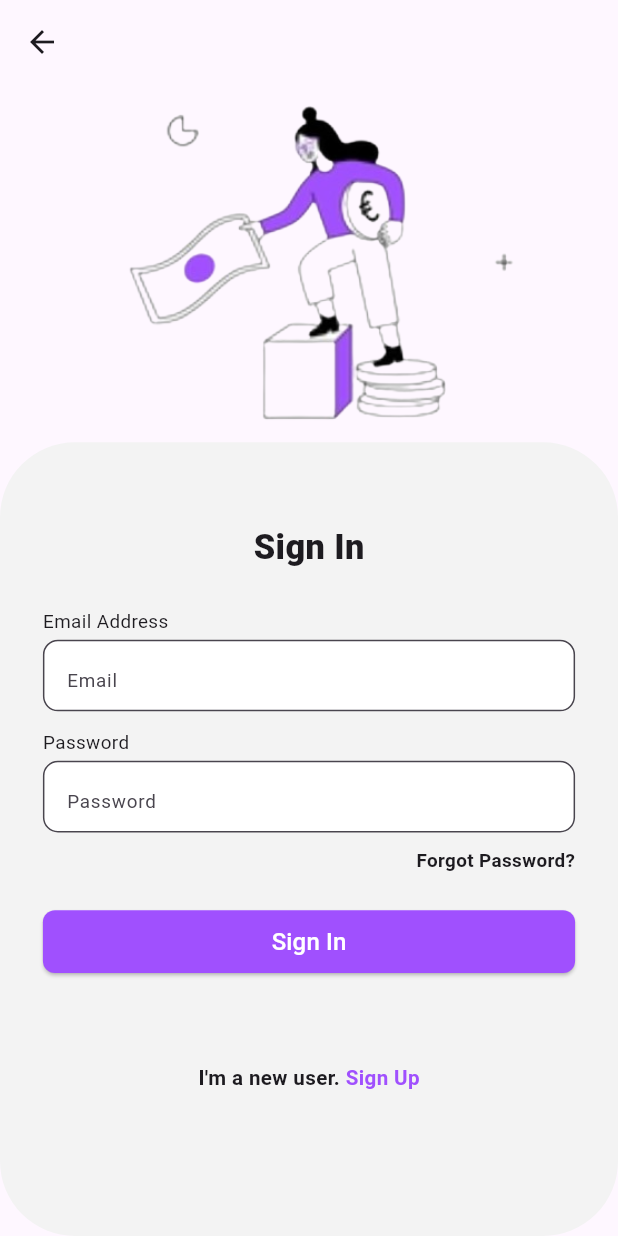
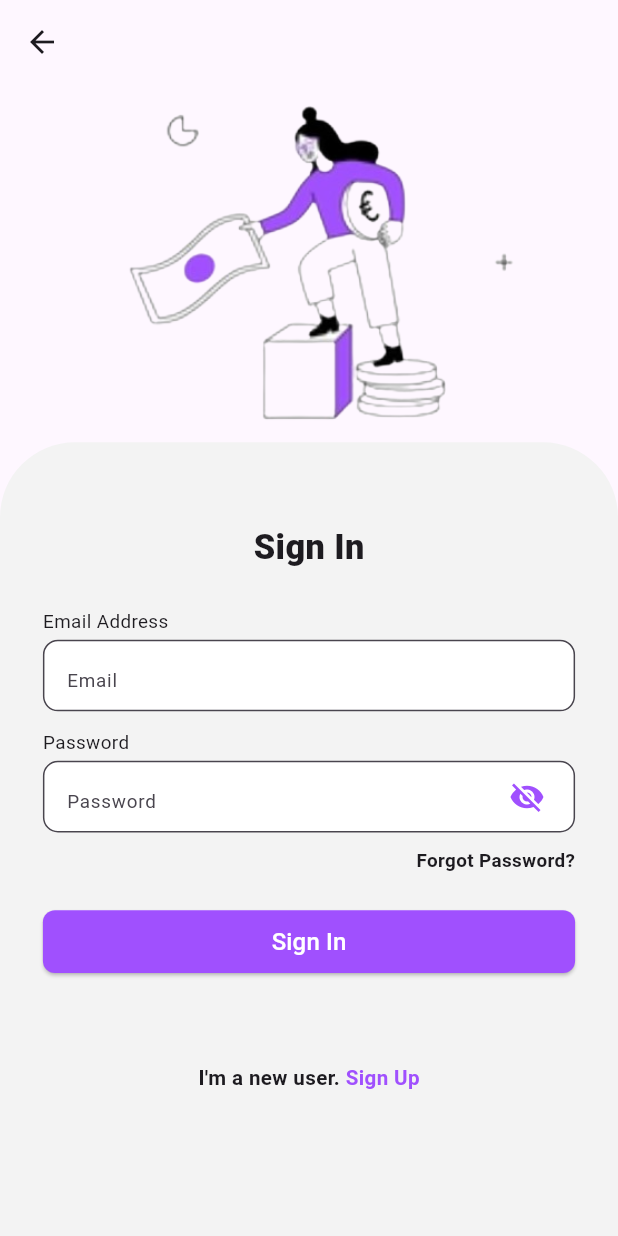
Before and after one commit to habeeb321/Sky-WebDesign, a Flutter app: the SignInScreen screen opened directly, on a phone screen of 412 x 824 dp. Run offline on Flutter 3.47's test engine with Material 3 defaults, Android fonts, the light colour scheme and no system bars; our stand-ins replace dots_indicator, flutter_screenutil, get.

Commit message:
signup screen completed

```diff
--- a/lib/signup_sigin_screen/signin_screen/signin_screen.dart
+++ b/lib/signup_sigin_screen/signin_screen/signin_screen.dart
@@ -1,15 +1,21 @@
+import 'package:flutter/gestures.dart';
 import 'package:flutter/material.dart';
 import 'package:flutter_screenutil/flutter_screenutil.dart';
+import 'package:get/get.dart';
+import 'package:get/get_state_manager/get_state_manager.dart';
+import 'package:skywebdesign/signup_sigin_screen/signup_screen/signup_screen.dart';
+import 'package:skywebdesign/viewModel/skyweb_controller.dart';
 
-class SignInScreen extends StatelessWidget {
+class SignInScreen extends GetView<SkywebController> {
   const SignInScreen({super.key});
 
   @override
   Widget build(BuildContext context) {
+    Get.put(SkywebController());
     return Scaffold(
       appBar: AppBar(
         leading: IconButton(
-          onPressed: () {},
+          onPressed: () => Get.back(),
           icon: const Icon(Icons.arrow_back),
         ),
       ),
@@ -23,9 +29,12 @@ class SignInScreen extends StatelessWidget {
             ),
             Expanded(
               child: Container(
-                decoration: BoxDecoration(
-                  color: const Color(0xffF3F3F3),
-                  borderRadius: BorderRadius.circular(50),
+                decoration: const BoxDecoration(
+                  color: Color(0xffF3F3F3),
+                  borderRadius: BorderRadius.only(
+                    topLeft: Radius.circular(50),
+                    topRight: Radius.circular(50),
+                  ),
                 ),
                 child: Padding(
                   padding: EdgeInsets.symmetric(horizontal: 25.w),
@@ -69,10 +78,14 @@ class SignInScreen extends StatelessWidget {
                           style: TextStyle(fontSize: 11.sp),
                         ),
                         const SizedBox(height: 3),
-                        SizedBox(
+                        Obx(
+                          () => SizedBox(
                             height: 40.h,
-                          child: TextFormField(
-                            obscureText: true,
+                            child: Stack(
+                              alignment: Alignment.centerRight,
+                              children: [
+                                TextFormField(
+                                  obscureText: controller.isObscured.value,
                                   decoration: InputDecoration(
                                     filled: true,
                                     fillColor: Colors.white,
@@ -81,6 +94,21 @@ class SignInScreen extends StatelessWidget {
                                     ),
                                     hintText: 'Password',
                                     hintStyle: TextStyle(fontSize: 11.sp),
+                                  ),
+                                ),
+                                GestureDetector(
+                                  onTap: () => controller.updateObscureText(),
+                                  child: Padding(
+                                    padding: const EdgeInsets.only(right: 20.0),
+                                    child: Icon(
+                                      controller.isObscured.value
+                                          ? Icons.visibility_off
+                                          : Icons.visibility,
+                                      color: const Color(0xffA050FE),
+                                    ),
+                                  ),
+                                ),
+                              ],
                             ),
                           ),
                         ),
@@ -142,6 +170,9 @@ class SignInScreen extends StatelessWidget {
                                     fontSize: 12.sp,
                                     color: const Color(0xffA050FE),
                                   ),
+                                  recognizer: TapGestureRecognizer()
+                                    ..onTap = () =>
+                                        Get.to(() => const SignUpScreen()),
                                 ),
                               ],
                             ),
--- a/lib/splash_screen/thrid_splash.dart
+++ b/lib/splash_screen/thrid_splash.dart
@@ -74,7 +74,7 @@ class ThirdSplash extends StatelessWidget {
                 children: [
                   const DotWidget(position: 2),
                   GestureDetector(
-                    onTap: () => Get.offAll(() => const SignUpSignInScreen()),
+                    onTap: () => Get.to(() => const SignUpSignInScreen()),
                     child: const CircleAvatar(
                       radius: 30,
                       backgroundColor: Color(0xff0D1A5C),
--- /dev/null
+++ b/lib/viewModel/skyweb_controller.dart
@@ -0,0 +1,9 @@
+import 'package:get/get.dart';
+
+class SkywebController extends GetxController {
+  final isObscured = true.obs;
+
+  updateObscureText() {
+    isObscured.value = !isObscured.value;
+  }
+}
```
Also changed, not shown: lib/signup_sigin_screen/signup_screen/signup_screen.dart (added, +235 -0 lines). Lines whose indentation alone changed are shown as unchanged.
